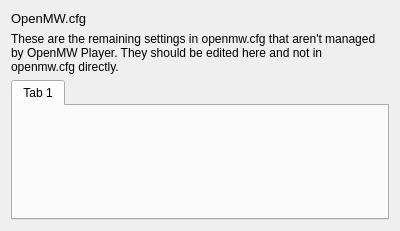
Above: src/plugin/openmwplayer/ui/openmwplayer_openmwcfg.ui from Kezyma/ModOrganizer-Plugins before the change. Below: the same form after it.
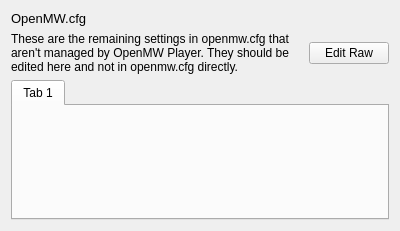
That is the form after the change.

```diff
--- a/src/plugin/openmwplayer/ui/openmwplayer_openmwcfg.ui
+++ b/src/plugin/openmwplayer/ui/openmwplayer_openmwcfg.ui
@@ -42,6 +42,21 @@
        </widget>
       </item>
       <item>
+       <widget class="QWidget" name="headerWidget" native="true">
+        <layout class="QHBoxLayout" name="horizontalLayout">
+         <property name="leftMargin">
+          <number>0</number>
+         </property>
+         <property name="topMargin">
+          <number>0</number>
+         </property>
+         <property name="rightMargin">
+          <number>0</number>
+         </property>
+         <property name="bottomMargin">
+          <number>0</number>
+         </property>
+         <item>
        <widget class="QLabel" name="label">
         <property name="text">
          <string>These are the remaining settings in openmw.cfg that aren't managed by OpenMW Player. They should be edited here and not in openmw.cfg directly.</string>
@@ -49,6 +64,22 @@
         <property name="wordWrap">
          <bool>true</bool>
         </property>
+          </widget>
+         </item>
+         <item>
+          <widget class="QPushButton" name="btnEditText">
+           <property name="sizePolicy">
+            <sizepolicy hsizetype="Fixed" vsizetype="Fixed">
+             <horstretch>0</horstretch>
+             <verstretch>0</verstretch>
+            </sizepolicy>
+           </property>
+           <property name="text">
+            <string>Edit Raw</string>
+           </property>
+          </widget>
+         </item>
+        </layout>
        </widget>
       </item>
       <item>
```
Lines whose indentation alone changed are shown as unchanged.
